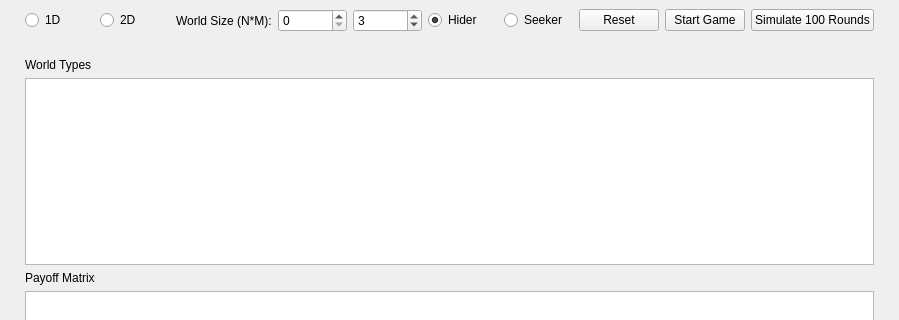
The window that Gui.ui (Ziad-Sallam/Hide-and-Seek) describes before a commit, drawn with Qt 5; both pictures show x 0 to 899 and y 0 to 320 of the 899 by 772 pixel window.
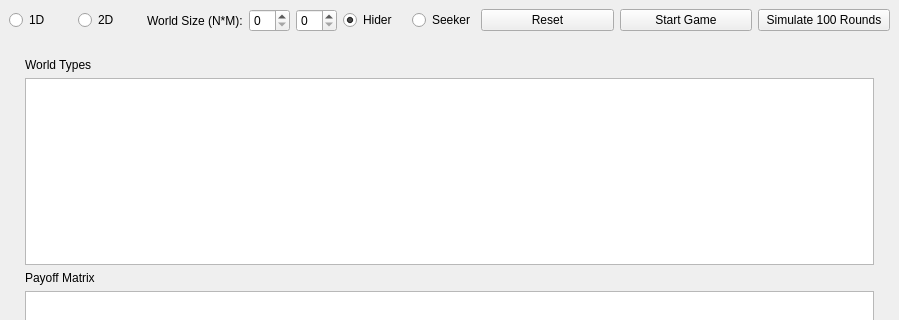
The same window after the commit.

Commit message: fixing the radio buttons

```diff
--- a/Gui.ui
+++ b/Gui.ui
@@ -19,41 +19,30 @@
    </property>
    <layout class="QVBoxLayout" name="mainCentralLayout">
     <item>
-     <layout class="QVBoxLayout" name="verticalLayout">
-      <property name="sizeConstraint">
-       <enum>QLayout::SetDefaultConstraint</enum>
-      </property>
-      <property name="leftMargin">
-       <number>16</number>
-      </property>
-      <property name="rightMargin">
-       <number>16</number>
-      </property>
-      <property name="bottomMargin">
-       <number>0</number>
-      </property>
+     <layout class="QHBoxLayout" name="topBarLayout">
       <item>
-       <layout class="QHBoxLayout" name="horizontalLayout_2">
+       <layout class="QHBoxLayout" name="layoutDim">
         <item>
          <widget class="QRadioButton" name="oneD">
           <property name="text">
            <string>1D</string>
           </property>
           <property name="checked">
-           <bool>false</bool>
+           <bool>true</bool>
           </property>
          </widget>
         </item>
         <item>
          <widget class="QRadioButton" name="twoD">
-          <property name="enabled">
-           <bool>true</bool>
-          </property>
           <property name="text">
            <string>2D</string>
           </property>
          </widget>
         </item>
+       </layout>
+      </item>
+      <item>
+       <layout class="QHBoxLayout" name="horizontalLayout_2">
         <item>
          <widget class="QLabel" name="label_world_size">
           <property name="text">
@@ -65,18 +54,12 @@
          <widget class="QSpinBox" name="N"/>
         </item>
         <item>
-         <widget class="QSpinBox" name="M">
-          <property name="minimum">
-           <number>2</number>
-          </property>
-          <property name="maximum">
-           <number>10</number>
-          </property>
-          <property name="value">
-           <number>3</number>
-          </property>
-         </widget>
+         <widget class="QSpinBox" name="M"/>
         </item>
+       </layout>
+      </item>
+      <item>
+       <layout class="QHBoxLayout" name="layoutRole">
         <item>
          <widget class="QRadioButton" name="hider_radio">
           <property name="text">
@@ -94,6 +77,8 @@
           </property>
          </widget>
         </item>
+       </layout>
+      </item>
         <item>
          <widget class="QPushButton" name="reset_btn">
           <property name="text">
@@ -118,6 +103,20 @@
        </layout>
       </item>
       <item>
+     <layout class="QVBoxLayout" name="verticalLayout">
+      <property name="sizeConstraint">
+       <enum>QLayout::SetDefaultConstraint</enum>
+      </property>
+      <property name="leftMargin">
+       <number>16</number>
+      </property>
+      <property name="rightMargin">
+       <number>16</number>
+      </property>
+      <property name="bottomMargin">
+       <number>0</number>
+      </property>
+      <item>
        <widget class="QLabel" name="info_label"/>
       </item>
       <item>
```
Left out of the diff: 2 changed lines with no effect on the pictures. Lines whose indentation alone changed are shown as unchanged. The commit also changes 4 other files.
